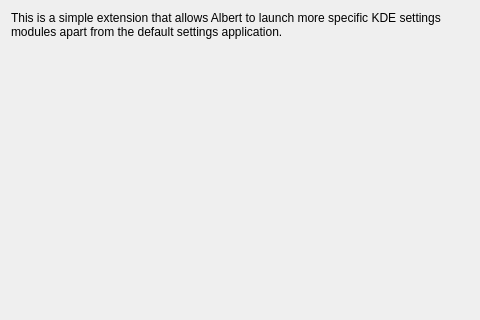
jbwong05/Albert-Extra-KDE-Settings, file src/configwidget.ui: the form before one commit.
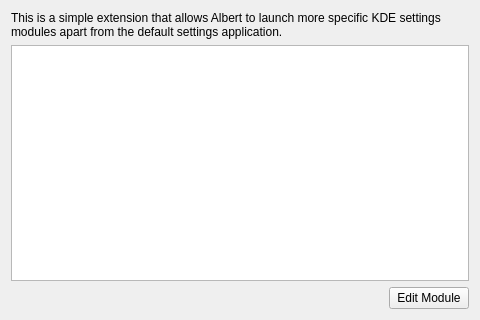
The form after the commit.

Commit message: Began implementing config gui

What changed in the file:
```diff
--- a/src/configwidget.ui
+++ b/src/configwidget.ui
@@ -27,17 +27,36 @@
     </widget>
    </item>
    <item>
-    <spacer name="verticalSpacer">
-     <property name="orientation">
-      <enum>Qt::Vertical</enum>
+    <widget class="QTableWidget" name="tableWidget">
+     <property name="selectionMode">
+      <enum>QAbstractItemView::SingleSelection</enum>
      </property>
-     <property name="sizeHint" stdset="0">
-      <size>
-       <width>20</width>
-       <height>40</height>
-      </size>
+     <property name="showGrid">
+      <bool>false</bool>
      </property>
-    </spacer>
+     <attribute name="horizontalHeaderVisible">
+      <bool>true</bool>
+     </attribute>
+     <attribute name="horizontalHeaderStretchLastSection">
+      <bool>true</bool>
+     </attribute>
+     <attribute name="verticalHeaderVisible">
+      <bool>false</bool>
+     </attribute>
+    </widget>
+   </item>
+   <item alignment="Qt::AlignRight">
+    <widget class="QPushButton" name="pushButton">
+     <property name="sizePolicy">
+      <sizepolicy hsizetype="Fixed" vsizetype="Fixed">
+       <horstretch>0</horstretch>
+       <verstretch>0</verstretch>
+      </sizepolicy>
+     </property>
+     <property name="text">
+      <string>Edit Module</string>
+     </property>
+    </widget>
    </item>
   </layout>
  </widget>
```
The commit also changes 5 other files.
